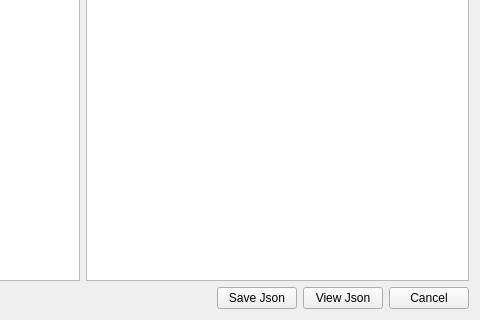
Old version of the form DBPARAMS.ui in the repository doubsman/DBAlbums; both pictures show x 712 to 1192 and y 556 to 876 of the 1192 by 876 pixel window.
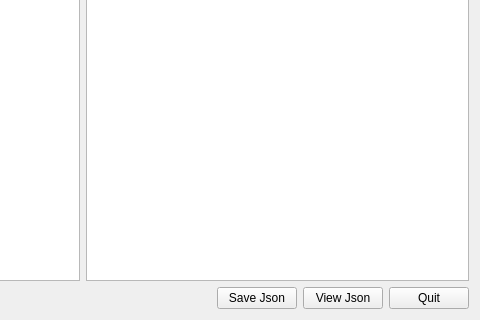
New version of the form.

Commit message: 1.69 Gui Params 1.0 operational (firts tests)

Diff of the .ui file:
```diff
--- a/DBPARAMS.ui
+++ b/DBPARAMS.ui
@@ -193,7 +193,7 @@
      <item>
       <widget class="QPushButton" name="btn_quit">
        <property name="text">
-        <string>Cancel</string>
+        <string>Quit</string>
        </property>
       </widget>
      </item>
```
The commit also changes 3 other files.
